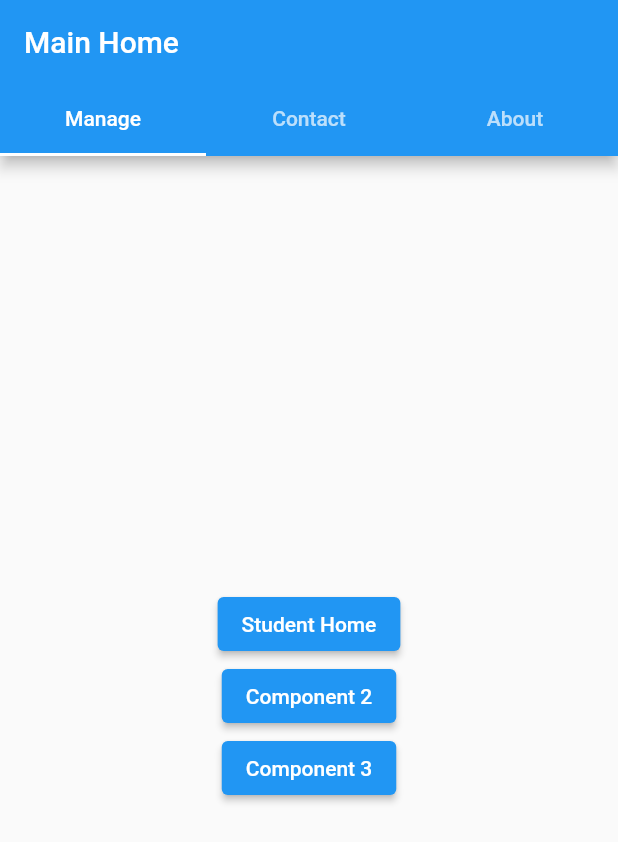
After one commit to shash1996-san/studentMgtSystem, a Flutter app: the MainHomeScreen screen opened directly, on a phone screen of 412 x 824 dp. The commit adds this screen. Shown: the top 842 px of the screen. Run offline on Flutter 3.47's test engine with Material 2 defaults, Android fonts, the phone set to English and light mode, and no system bars; our stand-ins replace cloud_firestore, firebase_auth, firebase_core, fluttertoast; missing offline and left inert: ndialog; accounts and stored records are empty.

Commit message:
added main home component and contact page and About us page

```diff
--- a/lib/main.dart
+++ b/lib/main.dart
@@ -1,5 +1,6 @@
 import 'package:flutter/material.dart';
 import 'package:firebase_core/firebase_core.dart';
+import 'package:flutter_application_1/screens/mainHome.dart';
 import 'firebase_options.dart';
 import 'package:firebase_auth/firebase_auth.dart';
 import 'package:flutter_application_1/screens/home.dart';
@@ -31,7 +32,7 @@ class MyApp extends StatelessWidget {
       ),
       home: FirebaseAuth.instance.currentUser == null
           ? const LoginScreen()
-          : const Home(),
+          : MainHomeScreen(),
     );
   }
 }
--- a/lib/screens/home.dart
+++ b/lib/screens/home.dart
@@ -26,7 +26,7 @@ class _HomeState extends State<Home> {
     double width = MediaQuery.of(context).size.width;
     return Scaffold(
       appBar: AppBar(
-        title: const Text("Todo App"),
+        title: const Text("Student Management App"),
         actions: [
           IconButton(
             onPressed: () {
--- a/lib/screens/login.dart
+++ b/lib/screens/login.dart
@@ -2,7 +2,7 @@ import 'package:firebase_auth/firebase_auth.dart';
 import 'package:flutter/material.dart';
 import 'package:fluttertoast/fluttertoast.dart';
 import 'package:ndialog/ndialog.dart';
-import 'package:flutter_application_1/screens/login.dart';
+import 'package:flutter_application_1/screens/mainHome.dart';
 import 'package:flutter_application_1/screens/home.dart';
 import 'package:flutter_application_1/screens/signUp.dart';
 
@@ -99,7 +99,7 @@ class _LoginScreenState extends State<LoginScreen> with SingleTickerProviderStat
                         progressDialog.dismiss();
                         Navigator.of(context).pushReplacement(
                             MaterialPageRoute(builder: (context) {
-                          return const Home();
+                          return  MainHomeScreen();
                         }));
                       }
                     } on FirebaseAuthException catch (e) {
--- /dev/null
+++ b/lib/screens/mainHome.dart
@@ -0,0 +1,140 @@
+import 'package:flutter/material.dart';
+import 'package:flutter_application_1/screens/home.dart';
+
+class MainHomeScreen extends StatefulWidget {
+  @override
+  _MainHomeScreenState createState() => _MainHomeScreenState();
+}
+
+class _MainHomeScreenState extends State<MainHomeScreen>
+    with SingleTickerProviderStateMixin {
+  late TabController _tabController;
+
+  @override
+  void initState() {
+    super.initState();
+    _tabController = TabController(length: 3, vsync: this);
+  }
+
+  @override
+  void dispose() {
+    _tabController.dispose();
+    super.dispose();
+  }
+
+  @override
+  Widget build(BuildContext context) {
+    return Scaffold(
+      appBar: AppBar(
+        title: Text('Main Home'),
+        bottom: TabBar(
+          controller: _tabController,
+          tabs: [
+            Tab(text: 'Manage'),
+            Tab(text: 'Contact'),
+            Tab(text: 'About'),
+          ],
+        ),
+      ),
+      body: TabBarView(
+        controller: _tabController,
+        children: [
+          Center(
+            child: Column(
+              mainAxisAlignment: MainAxisAlignment.center,
+              children: [
+                ElevatedButton(
+                  onPressed: () {
+                    Navigator.push(context,
+                        MaterialPageRoute(builder: (context) => Home()));
+                  },
+                  child: Text('Student Home'),
+                ),
+                ElevatedButton(
+                  onPressed: () {
+                    Navigator.push(context,
+                        MaterialPageRoute(builder: (context) => Home()));
+                  },
+                  child: Text('Component 2'),
+                ),
+                ElevatedButton(
+                  onPressed: () {
+                    Navigator.push(context,
+                        MaterialPageRoute(builder: (context) => Home()));
+                  },
+                  child: Text('Component 3'),
+                ),
+              ],
+            ),
+          ),
+          ListView(
+            children: [
+              ListTile(
+                leading: Icon(Icons.location_on),
+                title: Text('123 Main St, Anytown USA'),
+              ),
+              ListTile(
+                leading: Icon(Icons.phone),
+                title: Text('555-555-5555'),
+              ),
+              ListTile(
+                leading: Icon(Icons.email),
+                title: Text('contact@myschool.edu'),
+              ),
+              SizedBox(height: 16),
+              Text(
+                'Get in touch with us',
+                style: TextStyle(
+                  fontSize: 18,
+                  fontWeight: FontWeight.bold,
+                ),
+              ),
+              SizedBox(height: 16),
+              TextFormField(
+                decoration: InputDecoration(
+                  labelText: 'Name',
+                ),
+              ),
+              TextFormField(
+                decoration: InputDecoration(
+                  labelText: 'Email',
+                ),
+              ),
+              TextFormField(
+                decoration: InputDecoration(
+                  labelText: 'Message',
+                ),
+                maxLines: 5,
+              ),
+              SizedBox(height: 16),
+              ElevatedButton(
+                onPressed: () {},
+                child: Text('Submit'),
+              ),
+            ],
+          ),
+          Padding(
+            padding: EdgeInsets.all(16),
+            child: Column(
+              mainAxisAlignment: MainAxisAlignment.start,
+              children: [
+                Text(
+                  'Student Management System',
+                  style: TextStyle(
+                    fontSize: 24,
+                    fontWeight: FontWeight.bold,
+                  ),
+                ),
+                SizedBox(height: 16),
+                Text(
+                  'The Student Management System is a software application designed to manage and organize student-related data such as enrollment, academic records, grades, and personal information. It provides a centralized database that facilitates the storage, retrieval, and analysis of this data, helping educational institutions to streamline their administrative processes and improve their overall efficiency.',
+                  textAlign: TextAlign.justify,
+                ),
+              ],
+            ),
+          ),
+        ],
+      ),
+    );
+  }
+}
```
